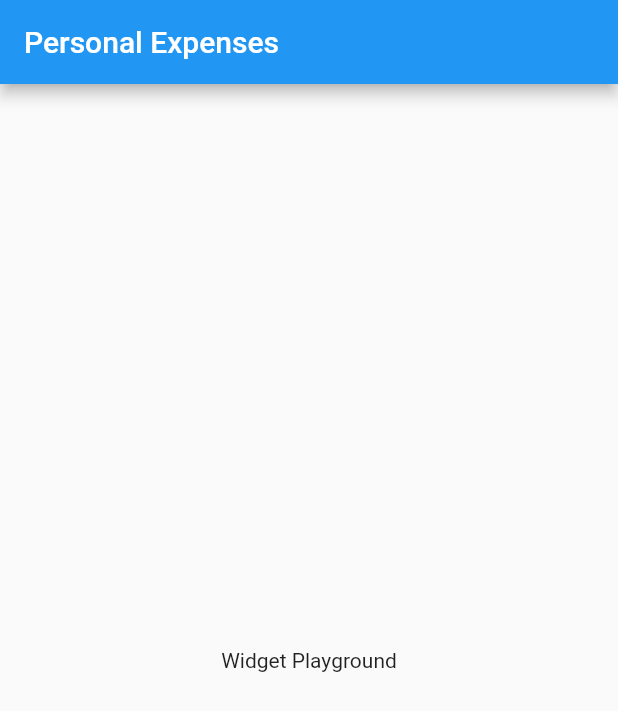
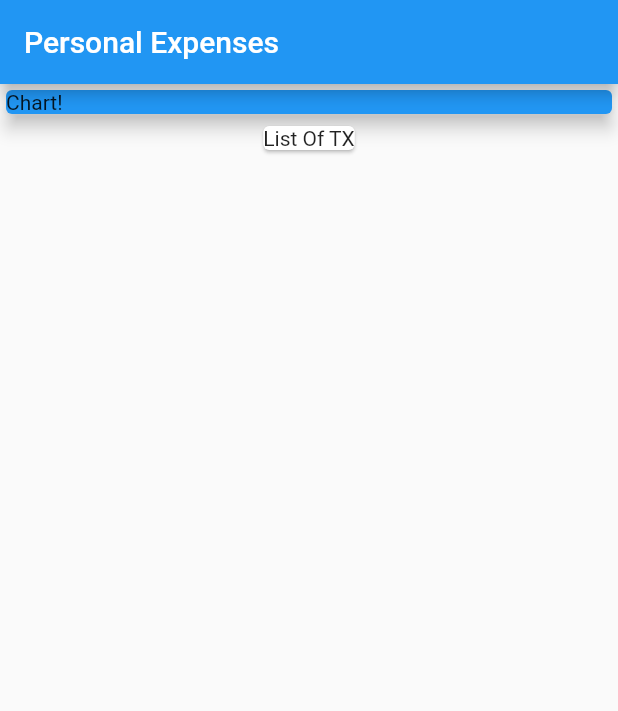
Before and after one commit to FadyFawzyOfficial/personal_expense, a Flutter app: the screen it shows after launch, on a phone screen of 412 x 824 dp. Shown: the top 711 px of the screen. Run offline on Flutter 3.47's test engine with Material 2 defaults, Android fonts, the phone set to English and light mode, and no system bars.

Commit message:
01. Combining Widgets

```diff
--- a/lib/main.dart
+++ b/lib/main.dart
@@ -19,8 +19,20 @@ class MyHomePage extends StatelessWidget {
       appBar: AppBar(
         title: Text('Personal Expenses'),
       ),
-      body: Center(
-        child: Text('Widget Playground'),
+      body: Column(
+        children: [
+          Container(
+            width: double.infinity,
+            child: Card(
+              child: Text('Chart!'),
+              color: Colors.blue,
+              elevation: 5,
+            ),
+          ),
+          Card(
+            child: Text('List Of TX'),
+          ),
+        ],
       ),
     );
   }
```
